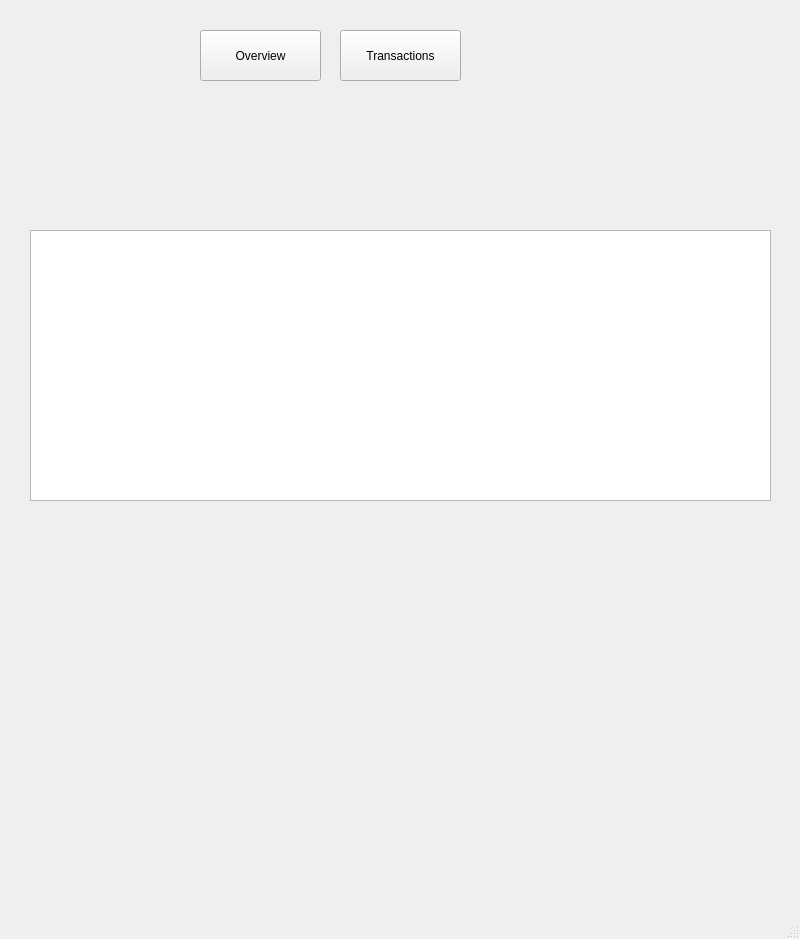
Above: mainwindow.ui from ANovakk/FinanceTrackerQt before the change. Below: the same form after it.
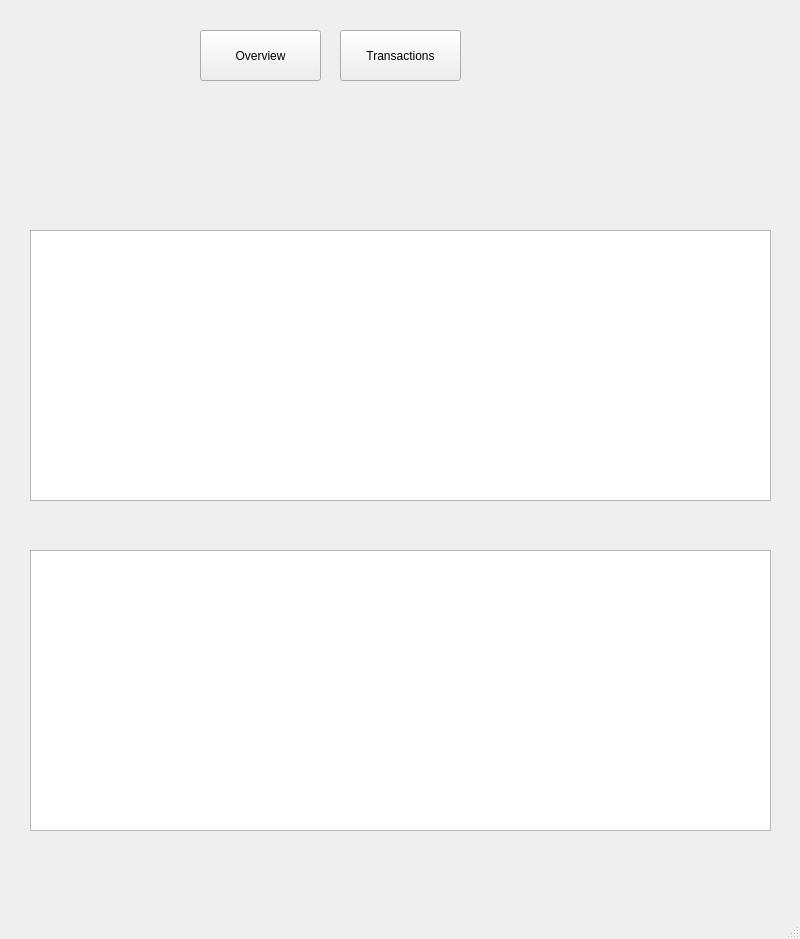
That is the form after the change.

Commit message: Add listView to user interface

Diff of the .ui file:
```diff
--- a/mainwindow.ui
+++ b/mainwindow.ui
@@ -20,7 +20,7 @@
       <x>10</x>
       <y>130</y>
       <width>781</width>
-      <height>741</height>
+      <height>381</height>
      </rect>
     </property>
     <property name="currentIndex">
@@ -183,6 +183,16 @@
      <string>Transactions</string>
     </property>
    </widget>
+   <widget class="QListView" name="listView">
+    <property name="geometry">
+     <rect>
+      <x>30</x>
+      <y>550</y>
+      <width>741</width>
+      <height>281</height>
+     </rect>
+    </property>
+   </widget>
   </widget>
   <widget class="QMenuBar" name="menubar">
    <property name="geometry">
```
The commit also changes 3 other files.
